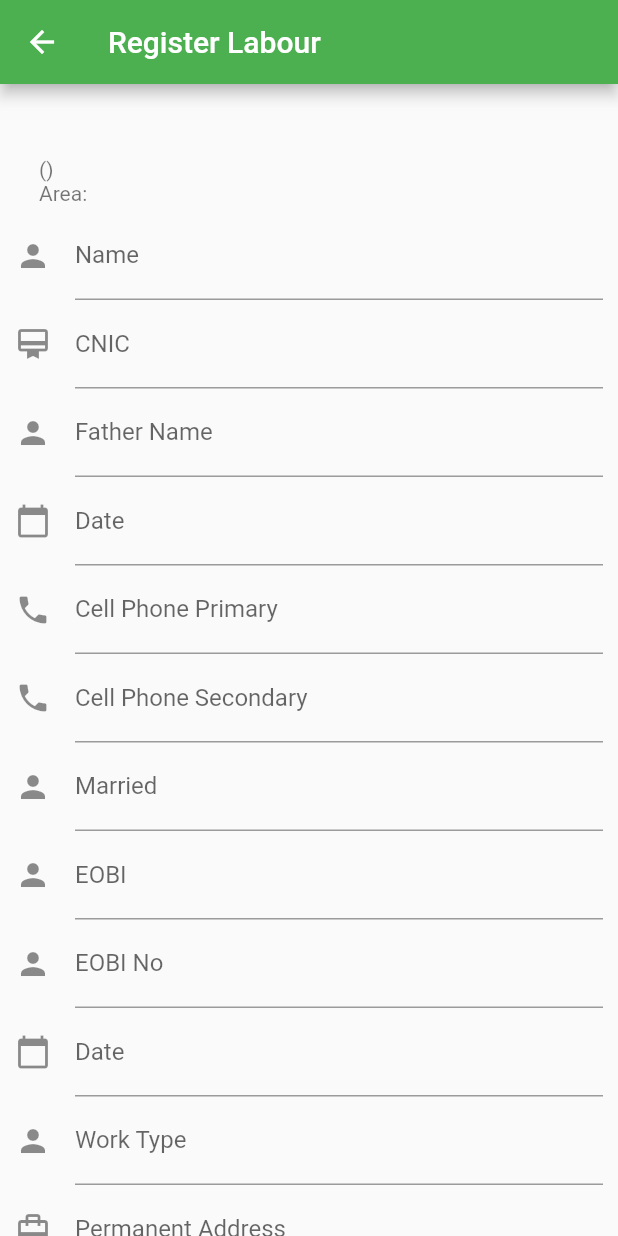
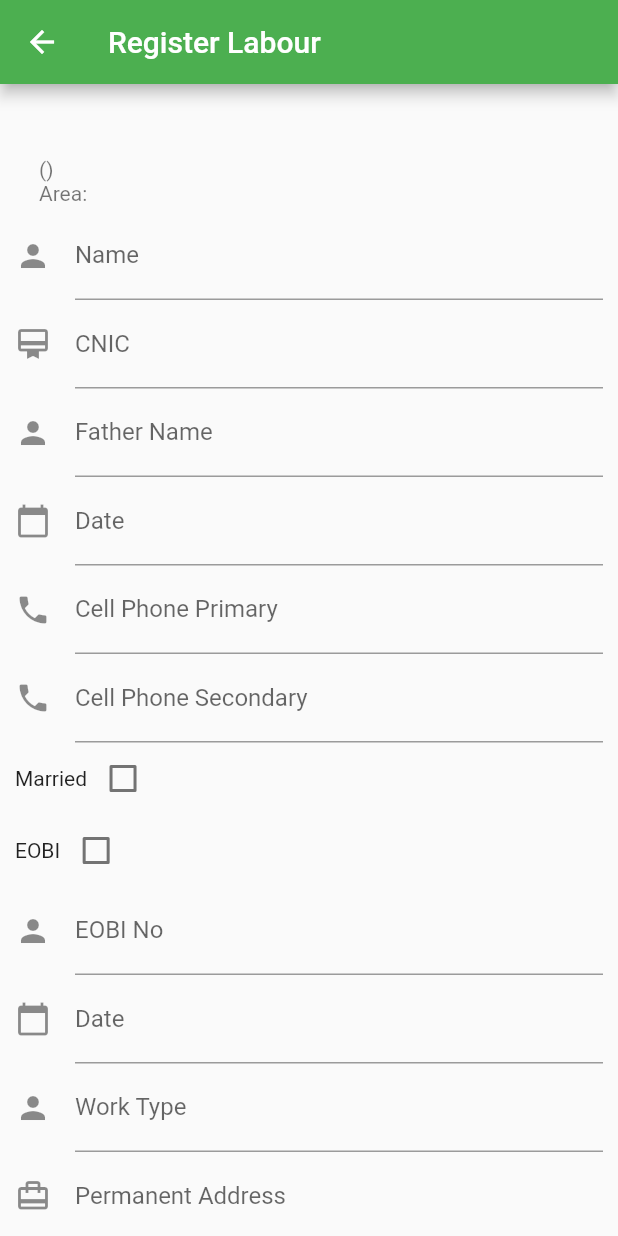
Before and after one commit to munawarhussain14/Labour-Registraion-Offline-Mobile-App, a Flutter app: the RegisterLabour screen opened directly with empty values, on a phone screen of 412 x 824 dp. Run offline on Flutter 3.47's test engine with Material 2 defaults, Android fonts, the phone set to English and light mode, and no system bars; drawn by our look-alikes of date_time_picker; our stand-ins replace csv, mask_text_input_formatter, sqflite; missing offline and left inert: awesome_select; accounts and stored records are empty.

Commit message:
Register Page

```diff
--- a/lib/layouts/form/text_field.dart
+++ b/lib/layouts/form/text_field.dart
@@ -2,15 +2,14 @@ import 'package:flutter/material.dart';
 import 'package:mask_text_input_formatter/mask_text_input_formatter.dart';
 import 'package:date_time_picker/date_time_picker.dart';
 
-Widget textField(String label, controller,{icon}) {
+Widget textField(String label, controller, {icon}) {
   return TextFormField(
     controller: controller,
     // The validator receives the text that the user has entered.
     decoration: InputDecoration(
         // border: OutlineInputBorder(),
         label: Text("${label}"),
-        icon:Icon(icon)
-    ),
+        icon: Icon(icon)),
     validator: (value) {
       if (value == null || value.isEmpty) {
         return 'Please enter Labour ${label}';
@@ -35,8 +34,7 @@ Widget cnicField(String label, controller) {
         // border: OutlineInputBorder(),
         label: Text("${label}"),
         hintText: "00000-0000000-0",
-        icon: Icon(Icons.card_membership)
-    ),
+        icon: Icon(Icons.card_membership)),
     validator: (value) {
       if (value == null || value.isEmpty) {
         return 'Please enter Labour ${label}';
@@ -93,3 +91,41 @@ Widget dateField(String label, inputValue) {
     onSaved: (val) => print(val),
   );
 }
+
+bool married = false;
+
+Widget marriedField(String label, inputData) {
+  return Row(
+    children: [
+      Text("${label}"),
+      Checkbox(
+        checkColor: Colors.white,
+//    fillColor: MaterialStateProperty.resolveWith(getColor),
+        value: married,
+        onChanged: (bool? value) {
+          married = value!;
+          inputData(value);
+        },
+      )
+    ],
+  );
+}
+
+bool eobi = false;
+
+Widget eobiField(String label, inputData) {
+  return Row(
+    children: [
+      Text("${label}"),
+      Checkbox(
+        checkColor: Colors.white,
+//    fillColor: MaterialStateProperty.resolveWith(getColor),
+        value: eobi,
+        onChanged: (bool? value) {
+          eobi = value!;
+          inputData(value);
+        },
+      )
+    ],
+  );
+}
--- a/lib/pages/register_labour.dart
+++ b/lib/pages/register_labour.dart
@@ -8,17 +8,20 @@ import 'package:flutter/material.dart';
 import 'package:mask_text_input_formatter/mask_text_input_formatter.dart';
 
 class RegisterLabour extends StatefulWidget {
-  const RegisterLabour({Key? key, required this.lease,required this.area}) : super(key: key);
+  const RegisterLabour({Key? key, required this.lease, required this.area})
+      : super(key: key);
 
   final Lease lease;
   final Area area;
+
   @override
-  _RegisterLabourState createState() => _RegisterLabourState(lease: lease, area: area);
+  _RegisterLabourState createState() =>
+      _RegisterLabourState(lease: lease, area: area);
 }
 
 class _RegisterLabourState extends State<RegisterLabour> {
+  _RegisterLabourState({Key? key, required this.lease, required this.area});
 
-  _RegisterLabourState({Key? key, required this.lease,required this.area});
   final Lease lease;
   final Area area;
 
@@ -38,6 +41,7 @@ class _RegisterLabourState extends State<RegisterLabour> {
   final TextEditingController work_type = new TextEditingController();
   final TextEditingController perm_address = new TextEditingController();
   final TextEditingController perm_district = new TextEditingController();
+
   //Labour labour = new Labour();
 
   @override
@@ -59,7 +63,8 @@ class _RegisterLabourState extends State<RegisterLabour> {
               Container(
                 child: ListTile(
                   title: Text("${lease.parties}"),
-                  subtitle: Text("${lease.code}\n(${lease.minerals})\nArea: ${area.name}"),
+                  subtitle: Text(
+                      "${lease.code}\n(${lease.minerals})\nArea: ${area.name}"),
                 ),
               ),
               Form(
@@ -67,23 +72,24 @@ class _RegisterLabourState extends State<RegisterLabour> {
                 child: Column(
                   children: <Widget>[
 //                    textField("Purpose",purpose),
-                    textField("Name",name,icon:Icons.person),
-                    cnicField("CNIC",cnic),
-                    textField("Father Name",father_name,icon:Icons.person),
-                    dateField("Date of Birth",(date)=>{
-                      doa.text = date
-                    }),
-                    cellField("Cell Phone Primary",cell_no_primary),
-                    cellField("Cell Phone Secondary",cell_no_secondary),
-                    textField("Married",married,icon:Icons.person),
-                    textField("EOBI",eobi,icon:Icons.person),
-                    textField("EOBI No",eobi_no,icon:Icons.person),
-                    dateField("Work Start From",(date)=>{
-                      work_start_from.text = date
-                    }),
-                    textField("Work Type",work_type,icon:Icons.person),
-                    textField("Permanent Address",perm_address,icon:Icons.card_travel),
-                    textField("Permanent District",perm_district,icon:Icons.card_travel),
+                    textField("Name", name, icon: Icons.person),
+                    cnicField("CNIC", cnic),
+                    textField("Father Name", father_name, icon: Icons.person),
+                    dateField("Date of Birth", (date) => {doa.text = date}),
+                    cellField("Cell Phone Primary", cell_no_primary),
+                    cellField("Cell Phone Secondary", cell_no_secondary),
+                    //textField("Married", married, icon: Icons.person),
+                    marriedField("Married", (data) => {setState(() {})}),
+                    //textField("EOBI", eobi, icon: Icons.person),
+                    eobiField("EOBI", (data) => {setState(() {})}),
+                    textField("EOBI No", eobi_no, icon: Icons.person),
+                    dateField("Work Start From",
+                        (date) => {work_start_from.text = date}),
+                    textField("Work Type", work_type, icon: Icons.person),
+                    textField("Permanent Address", perm_address,
+                        icon: Icons.card_travel),
+                    textField("Permanent District", perm_district,
+                        icon: Icons.card_travel),
                     Padding(
                       padding: const EdgeInsets.symmetric(vertical: 16.0),
                       child: ElevatedButton(
@@ -110,8 +116,8 @@ class _RegisterLabourState extends State<RegisterLabour> {
     );
   }
 
-  Labour setLabour(){
-    Map<String,dynamic> data = {};
+  Labour setLabour() {
+    Map<String, dynamic> data = {};
     data['area_id'] = area.id;
     data['area_name'] = area.name;
     data['lease_code'] = area.lease_code;
@@ -119,10 +125,10 @@ class _RegisterLabourState extends State<RegisterLabour> {
     /*if(!purpose.text.isEmpty){
       labour.purpose = purpose.text;
     }*/
-    if(!name.text.isEmpty){
+    if (!name.text.isEmpty) {
       data['name'] = name.text;
     }
-    if(!cnic.text.isEmpty){
+    if (!cnic.text.isEmpty) {
       data['cnic'] = cnic.text;
     }
     /*
```
